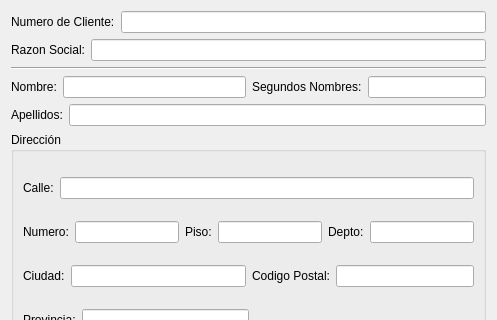
First picture: the form in trunk/src/FormClienteBase.ui, repository chungote/gestotux, before the edit; both pictures show x 0 to 497 and y 0 to 320 of the 497 by 697 pixel window.
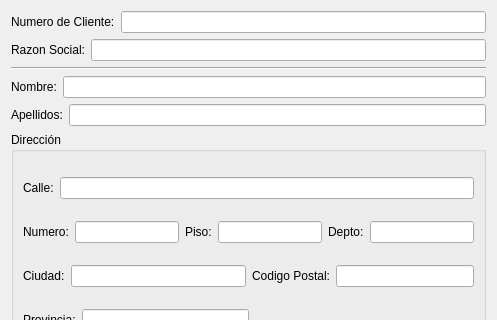
Second picture: the form after the edit.

Commit message: - Eliminado segundo nombre en los clientes. - Arreglado problema de cuelge al iniciar las preferencias. - Mejorado formulario de facturación de servicio.

The edit to the form file:
```diff
--- a/trunk/src/FormClienteBase.ui
+++ b/trunk/src/FormClienteBase.ui
@@ -84,23 +84,6 @@
        </item>
       </layout>
      </item>
-     <item>
-      <layout class="QHBoxLayout" name="horizontalLayout_3">
-       <item>
-        <widget class="QLabel" name="label_3">
-         <property name="text">
-          <string>Segundos Nombres:</string>
-         </property>
-         <property name="buddy">
-          <cstring>LESegundoNombre</cstring>
-         </property>
-        </widget>
-       </item>
-       <item>
-        <widget class="QLineEdit" name="LESegundoNombre"/>
-       </item>
-      </layout>
-     </item>
     </layout>
    </item>
    <item>
```
Left out of the diff: 1 changed line with no effect on the pictures. The commit also changes 12 other files.
